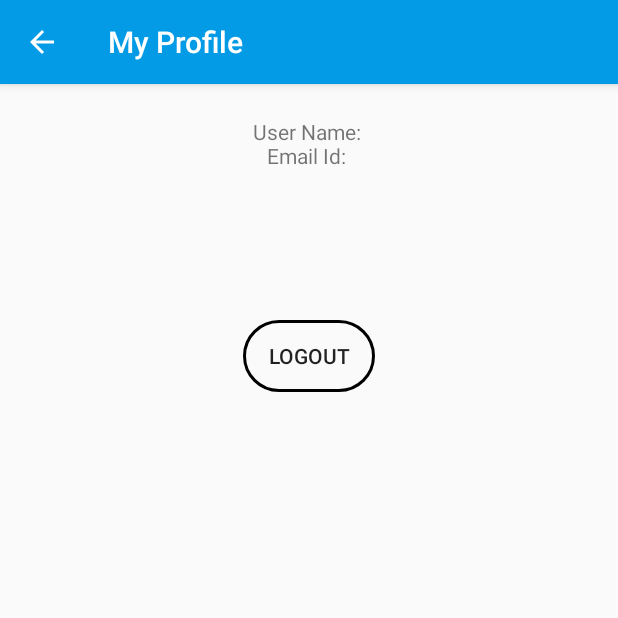
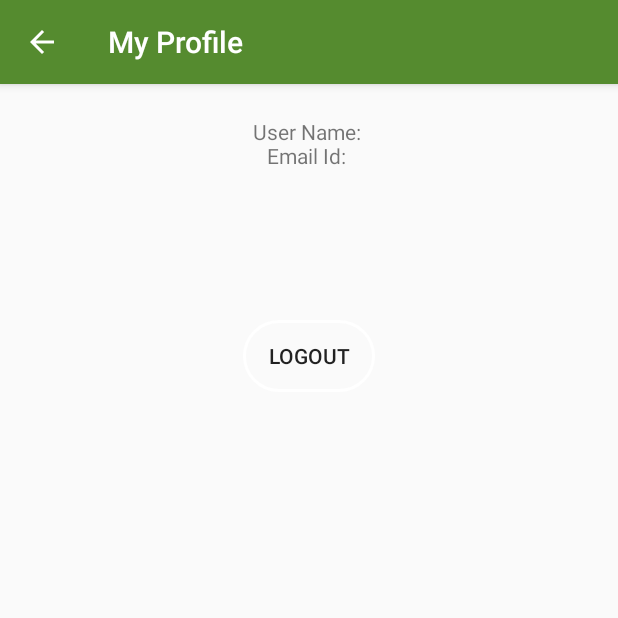
Before and after one commit to PraSoonGosWami/railwayReservation, an Android app: the screen it shows after launch once a user with an empty profile is signed in (ProfileActivity), after a tap on "My Profile", on a phone screen of 412 x 824 dp, the top half of it. Run offline under Robolectric (Android 15) with nearby library versions, the phone set to English and light mode, and no system bars; our stand-ins replace Firebase (no records; nobody signed in at launch, a user with empty details on screens opened directly); libraries missing offline, so code that uses them is left out: br.com.simplepass, com.rupins.drawercardbehaviour, ir.mirrajabi.searchdialog; 10 statements that could not run were skipped; 1 other tap on this screen came first.

```diff
--- a/app/src/main/res/values/colors.xml
+++ b/app/src/main/res/values/colors.xml
@@ -1,7 +1,7 @@
 <?xml version="1.0" encoding="utf-8"?>
 <resources>
-    <color name="colorPrimary">#039BE5</color>
-    <color name="colorPrimaryDark">#0277BD</color>
-    <color name="colorAccent">#000</color>
+    <color name="colorPrimary">#558B2F</color>
+    <color name="colorPrimaryDark">#558B2F</color>
+    <color name="colorAccent">#FFFFFF</color>
     <color name="colorWhite">#ffffff</color>
 </resources>
```
Also changed, not shown: app/src/main/AndroidManifest.xml (+13 -4 lines), app/src/main/java/com/invaderx/railway/activity/BookingActivity.java (+9 -1 lines), app/src/main/java/com/invaderx/railway/auth/LoginActivity.java (+3 -6 lines).
